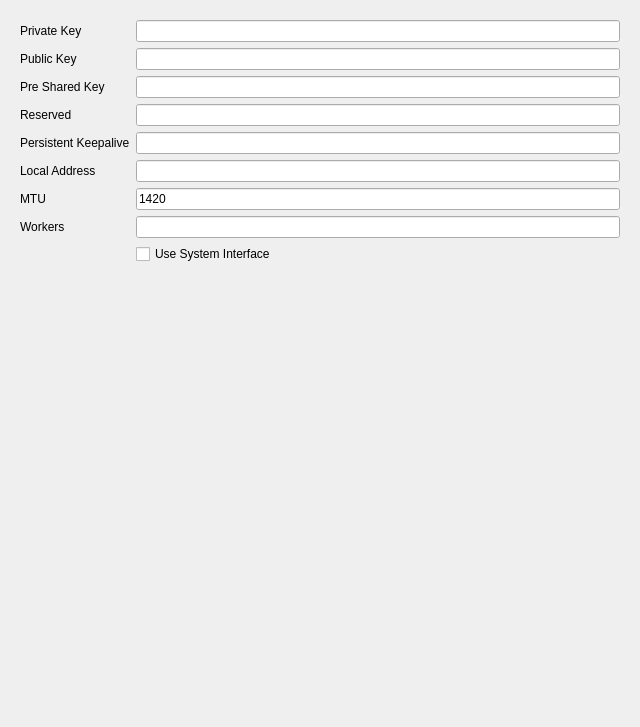
Above: include/ui/profile/edit_wireguard.ui from tanshenxiang/Throne before the change. Below: the same form after it.
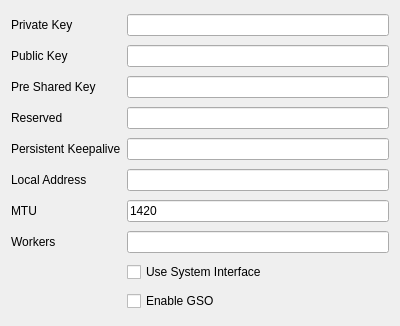
That is the form after the change.

Patch:
```diff
--- a/include/ui/profile/edit_wireguard.ui
+++ b/include/ui/profile/edit_wireguard.ui
@@ -6,74 +6,48 @@
    <rect>
     <x>0</x>
     <y>0</y>
-    <width>640</width>
-    <height>727</height>
+    <width>400</width>
+    <height>326</height>
    </rect>
   </property>
   <property name="windowTitle">
    <string>EditWireguard</string>
   </property>
-  <layout class="QHBoxLayout" name="horizontalLayout">
-   <item>
-    <widget class="QWidget" name="widget" native="true">
-     <layout class="QFormLayout" name="formLayout_3">
-      <item row="0" column="0">
-       <widget class="QLabel" name="private_key_l">
-        <property name="text">
-         <string>Private Key</string>
-        </property>
-       </widget>
-      </item>
-      <item row="0" column="1">
-       <widget class="QLineEdit" name="private_key"/>
-      </item>
-      <item row="1" column="0">
-       <widget class="QLabel" name="public_key_l">
-        <property name="text">
-         <string>Public Key</string>
-        </property>
-       </widget>
-      </item>
-      <item row="1" column="1">
+  <layout class="QGridLayout" name="gridLayout">
+   <item row="3" column="1">
        <widget class="QLineEdit" name="public_key"/>
       </item>
-      <item row="2" column="0">
-       <widget class="QLabel" name="preshared_key_l">
-        <property name="text">
-         <string>Pre Shared Key</string>
-        </property>
-       </widget>
-      </item>
-      <item row="2" column="1">
-       <widget class="QLineEdit" name="preshared_key"/>
-      </item>
       <item row="3" column="0">
-       <widget class="QLabel" name="reserved_l">
+    <widget class="QLabel" name="public_key_l">
         <property name="text">
-         <string>Reserved</string>
+      <string>Public Key</string>
         </property>
        </widget>
       </item>
-      <item row="3" column="1">
+   <item row="5" column="1">
        <widget class="QLineEdit" name="reserved"/>
       </item>
-      <item row="4" column="0">
-       <widget class="QLabel" name="label">
-        <property name="toolTip">
-         <string>&lt;html&gt;&lt;head/&gt;&lt;body&gt;&lt;p&gt;persistent_keepalive_interval in seconds&lt;/p&gt;&lt;/body&gt;&lt;/html&gt;</string>
-        </property>
-        <property name="whatsThis">
-         <string>&lt;html&gt;&lt;head/&gt;&lt;body&gt;&lt;p&gt;&lt;br/&gt;&lt;/p&gt;&lt;/body&gt;&lt;/html&gt;</string>
-        </property>
-        <property name="text">
-         <string>Persistent Keepalive</string>
-        </property>
-       </widget>
-      </item>
       <item row="4" column="1">
-       <widget class="QLineEdit" name="persistent_keepalive"/>
-      </item>
-      <item row="5" column="0">
+    <widget class="QLineEdit" name="preshared_key"/>
+   </item>
+   <item row="11" column="1">
+    <widget class="QCheckBox" name="enable_gso">
+     <property name="text">
+      <string>Enable GSO</string>
+     </property>
+    </widget>
+   </item>
+   <item row="4" column="0">
+    <widget class="QLabel" name="preshared_key_l">
+     <property name="text">
+      <string>Pre Shared Key</string>
+     </property>
+    </widget>
+   </item>
+   <item row="7" column="1">
+    <widget class="QLineEdit" name="local_addr"/>
+   </item>
+   <item row="7" column="0">
        <widget class="QLabel" name="local_addr_l">
         <property name="toolTip">
          <string>&lt;html&gt;&lt;head/&gt;&lt;body&gt;&lt;p&gt;comma seperated list of subnets&lt;/p&gt;&lt;/body&gt;&lt;/html&gt;</string>
@@ -83,41 +57,68 @@
         </property>
        </widget>
       </item>
-      <item row="5" column="1">
-       <widget class="QLineEdit" name="local_addr"/>
-      </item>
-      <item row="6" column="0">
+   <item row="8" column="0">
        <widget class="QLabel" name="mtu_l">
         <property name="text">
          <string>MTU</string>
         </property>
        </widget>
       </item>
-      <item row="6" column="1">
-       <widget class="QLineEdit" name="mtu">
+   <item row="10" column="1">
+    <widget class="QCheckBox" name="sys_ifc">
         <property name="text">
-         <string>1420</string>
+      <string>Use System Interface</string>
         </property>
        </widget>
       </item>
-      <item row="7" column="0">
+   <item row="2" column="1">
+    <widget class="QLineEdit" name="private_key"/>
+   </item>
+   <item row="2" column="0">
+    <widget class="QLabel" name="private_key_l">
+     <property name="text">
+      <string>Private Key</string>
+     </property>
+    </widget>
+   </item>
+   <item row="9" column="1">
+    <widget class="QLineEdit" name="workers"/>
+   </item>
+   <item row="9" column="0">
        <widget class="QLabel" name="workers_l">
         <property name="text">
          <string>Workers</string>
         </property>
        </widget>
       </item>
-      <item row="7" column="1">
-       <widget class="QLineEdit" name="workers"/>
-      </item>
       <item row="8" column="1">
-       <widget class="QCheckBox" name="sys_ifc">
+    <widget class="QLineEdit" name="mtu">
         <property name="text">
-         <string>Use System Interface</string>
+      <string>1420</string>
         </property>
        </widget>
       </item>
-     </layout>
+   <item row="5" column="0">
+    <widget class="QLabel" name="reserved_l">
+     <property name="text">
+      <string>Reserved</string>
+     </property>
+    </widget>
+   </item>
+   <item row="6" column="1">
+    <widget class="QLineEdit" name="persistent_keepalive"/>
+   </item>
+   <item row="6" column="0">
+    <widget class="QLabel" name="label">
+     <property name="toolTip">
+      <string>&lt;html&gt;&lt;head/&gt;&lt;body&gt;&lt;p&gt;persistent_keepalive_interval in seconds&lt;/p&gt;&lt;/body&gt;&lt;/html&gt;</string>
+     </property>
+     <property name="whatsThis">
+      <string>&lt;html&gt;&lt;head/&gt;&lt;body&gt;&lt;p&gt;&lt;br/&gt;&lt;/p&gt;&lt;/body&gt;&lt;/html&gt;</string>
+     </property>
+     <property name="text">
+      <string>Persistent Keepalive</string>
+     </property>
     </widget>
    </item>
   </layout>
```
Lines whose indentation alone changed are shown as unchanged.
